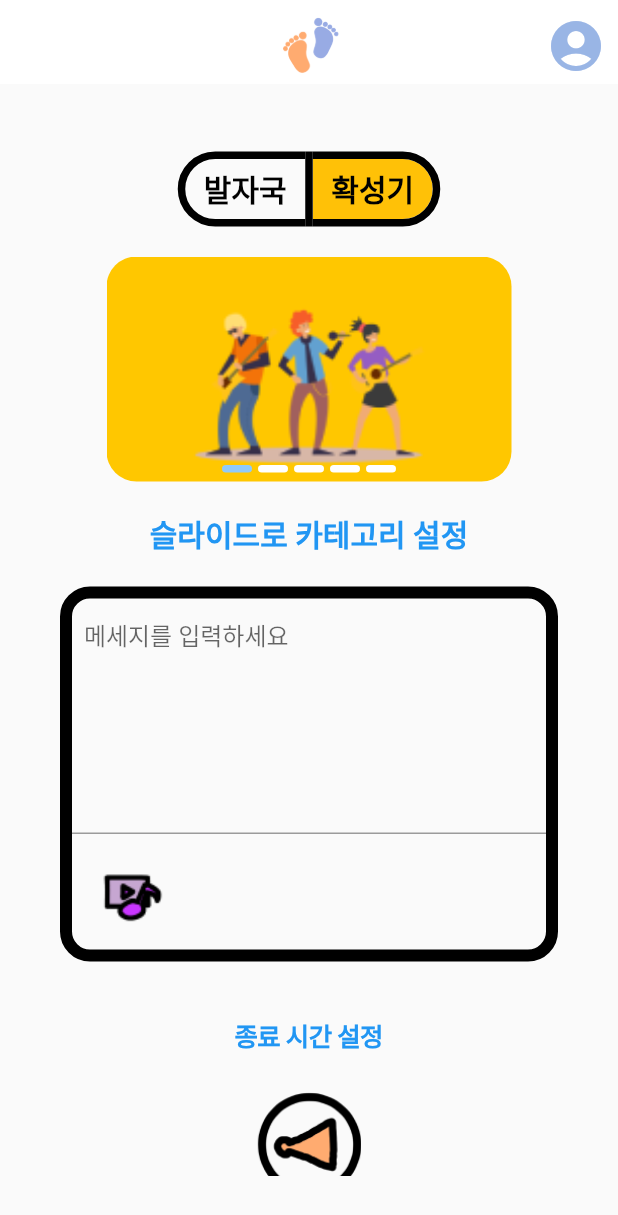
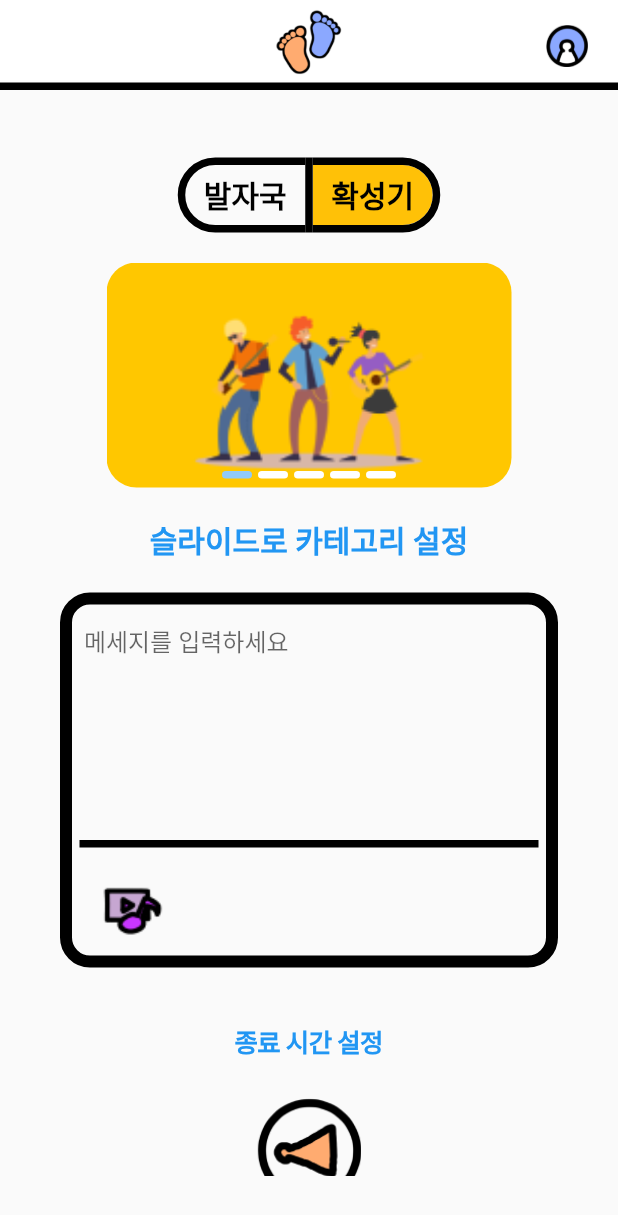
Before and after one commit to jibstring/footp, a Flutter app: the ToggleButtonsSample screen opened directly with empty values, after a tap on "확성기", on a phone screen of 412 x 824 dp. Shown: the top 1215 px of the screen. Run offline on Flutter 3.47's test engine with Material 2 defaults, Android fonts, the phone set to English and light mode, and no system bars; drawn by our look-alikes of banner_carousel; our stand-ins replace dio, file_picker, flutter_secure_storage, fluttertoast, geolocator, get and 4 more; missing offline and left inert: android_intent_plus, log_print, naver_map_plugin, scaled_list, stomp_dart_client; accounts and stored records are empty; network calls fail.

Commit message:
🎨style : appbar 및 divider

```diff
--- a/app_footp/lib/components/createFoot/megaPhoneForm.dart
+++ b/app_footp/lib/components/createFoot/megaPhoneForm.dart
@@ -276,7 +276,8 @@ class _megaPhoneFormState extends State<megaPhoneForm> {
         SizedBox(height: 20),
         Text(
           "$_categoryresult",
-          style: TextStyle(fontSize: 20, color: Colors.blue, fontWeight: FontWeight.bold),
+          style: TextStyle(
+              fontSize: 20, color: Colors.blue, fontWeight: FontWeight.bold),
         ),
         SizedBox(height: 20),
         Container(
@@ -295,6 +296,7 @@ class _megaPhoneFormState extends State<megaPhoneForm> {
                   autofocus: false,
                   maxLines: 7,
                   decoration: InputDecoration(
+                    border: InputBorder.none,
                     // border: const OutlineInputBorder(
                     //   borderSide: BorderSide(color: Colors.black,width: 10),
                     //   borderRadius: const BorderRadius.all(Radius.circular(0)),
@@ -303,6 +305,13 @@ class _megaPhoneFormState extends State<megaPhoneForm> {
                     hintText: '  메세지를 입력하세요',
                   ),
                   controller: myMegaText,
+                ),
+                Divider(
+                  height: 5,
+                  color: Colors.black,
+                  thickness: 5,
+                  indent: 5,
+                  endIndent: 5,
                 ),
                 SizedBox(height: 20),
                 Row(
--- a/app_footp/lib/components/createFoot/normalForm.dart
+++ b/app_footp/lib/components/createFoot/normalForm.dart
@@ -1,4 +1,6 @@
 // ignore_for_file: unnecessary_this
+
+// import 'dart:js_util';
 
 import 'package:app_footp/createFootMap.dart';
 import 'package:app_footp/main.dart';
@@ -174,14 +176,23 @@ class _NormalFormState extends State<NormalForm> {
                             TextField(
                               maxLines: 3,
                               decoration: InputDecoration(
+                                border: InputBorder.none,
                                 alignLabelWithHint: true,
                                 hintText: '  메세지를 입력하세요',
                               ),
                               controller: myText,
                             ),
+                            Divider(
+                              height: 5,
+                              color: Colors.black,
+                              thickness: 5,
+                              indent: 5,
+                              endIndent: 5,
+                            ),
                             TextField(
                               maxLines: 3,
                               decoration: InputDecoration(
+                                border: InputBorder.none,
                                 alignLabelWithHint: true,
                                 hintText: '  멀리서 볼 수 없는 메시지 입니다',
                               ),
@@ -193,11 +204,19 @@ class _NormalFormState extends State<NormalForm> {
                     : TextField(
                         maxLines: 7,
                         decoration: InputDecoration(
+                          border: InputBorder.none,
                           alignLabelWithHint: true,
                           hintText: '  메세지를 입력하세요',
                         ),
                         controller: myText,
                       ),
+                Divider(
+                  height: 5,
+                  color: Colors.black,
+                  thickness: 5,
+                  indent: 5,
+                  endIndent: 5,
+                ),
                 SizedBox(height: 20),
                 Row(
                     // mainAxisAlignment: MainAxisAlignment.center,
--- a/app_footp/lib/createFoot.dart
+++ b/app_footp/lib/createFoot.dart
@@ -60,17 +60,18 @@ class _ToggleButtonsSampleState extends State<ToggleButtonsSample> {
     ModeController modeController1 = Get.put(ModeController());
 
     return Scaffold(
-        appBar: AppBar(
-          title: Image.asset('imgs/logo.png', height: 45),
+        appBar: PreferredSize(
+          preferredSize: Size.fromHeight(60.0),
+          child: AppBar(
+            title: Image.asset('imgs/로고_기본.png', height: 45),
             elevation: 0,
             backgroundColor: Colors.white,
+            shape: Border(bottom: BorderSide(color: Colors.black, width: 5)),
             centerTitle: true,
             actions: <Widget>[
               IconButton(
-              icon: Icon(
-                Icons.account_circle,
-                color: Color.fromARGB(255, 153, 181, 229),
-                size: 40,
+                icon: Image.asset(
+                  'imgs/프로필_b.png',
                 ),
                 padding: const EdgeInsets.only(top: 5, right: 20.0),
                 onPressed: () {
@@ -81,6 +82,7 @@ class _ToggleButtonsSampleState extends State<ToggleButtonsSample> {
                 },
               ),
             ],
+          ),
         ),
         body: Padding(
             padding: const EdgeInsets.all(40.0),
--- a/app_footp/lib/mainMap.dart
+++ b/app_footp/lib/mainMap.dart
@@ -504,14 +504,19 @@ class _MyHomePageState extends State<MyHomePage> {
           return await Future.value(result);
         },
         child: Scaffold(
-          appBar: AppBar(
+          appBar: PreferredSize(
+            preferredSize: Size.fromHeight(60),
+            child: AppBar(
               title: Image.asset('imgs/로고_기본.png', height: 45),
               backgroundColor: Colors.white,
+              shape: Border(bottom: BorderSide(color: Colors.black, width: 5)),
               centerTitle: true,
               elevation: 0,
               actions: <Widget>[
                 IconButton(
-                icon:Image.asset('imgs/프로필_b.png', ),
+                  icon: Image.asset(
+                    'imgs/프로필_b.png',
+                  ),
                   padding: const EdgeInsets.only(top: 5.0, right: 20.0),
                   onPressed: () {
                     if (!user.isLogin()) {
@@ -529,6 +534,7 @@ class _MyHomePageState extends State<MyHomePage> {
                   },
                 ),
               ],
+            ),
           ),
           body: SizedBox.expand(
               child: Stack(children: <Widget>[
@@ -554,12 +560,15 @@ class _MyHomePageState extends State<MyHomePage> {
                     ])),
             Align(
               alignment: Alignment.topRight,
-
               child: Container(
-                height:70,
-                width:70,
+                height: 70,
+                width: 70,
                 child: IconButton(
-                  icon: Image.asset('imgs/글쓰기_o.png', fit: BoxFit.cover,height: double.infinity,width: double.infinity,
+                  icon: Image.asset(
+                    'imgs/글쓰기_o.png',
+                    fit: BoxFit.cover,
+                    height: double.infinity,
+                    width: double.infinity,
                   ),
                   onPressed: () {
                     if (!user.isLogin()) {
@@ -584,18 +593,26 @@ class _MyHomePageState extends State<MyHomePage> {
                 child: BottomNavigationBar(
                   items: <BottomNavigationBarItem>[
                     BottomNavigationBarItem(
-                      icon: Image.asset("./imgs/하단바-메세지_b.png", width: 45, height: 45,),
-                      label:''
-
+                        icon: Image.asset(
+                          "./imgs/하단바-메세지_b.png",
+                          width: 45,
+                          height: 45,
                         ),
+                        label: ''),
                     BottomNavigationBarItem(
-                      icon: Image.asset("./imgs/하단바-확성기_o.png", width: 45, height: 45,),
-                      label:''
+                        icon: Image.asset(
+                          "./imgs/하단바-확성기_o.png",
+                          width: 45,
+                          height: 45,
                         ),
+                        label: ''),
                     BottomNavigationBarItem(
-                      icon: Image.asset("./imgs/하단바-스탬푸_p.png", width: 45, height: 45,),
-                      label:''
-                    )
+                        icon: Image.asset(
+                          "./imgs/하단바-스탬푸_p.png",
+                          width: 45,
+                          height: 45,
+                        ),
+                        label: '')
                   ],
                   currentIndex: selectedIndex,
                   onTap: _onItemTapped,
```
Lines whose indentation alone changed are shown as unchanged.
